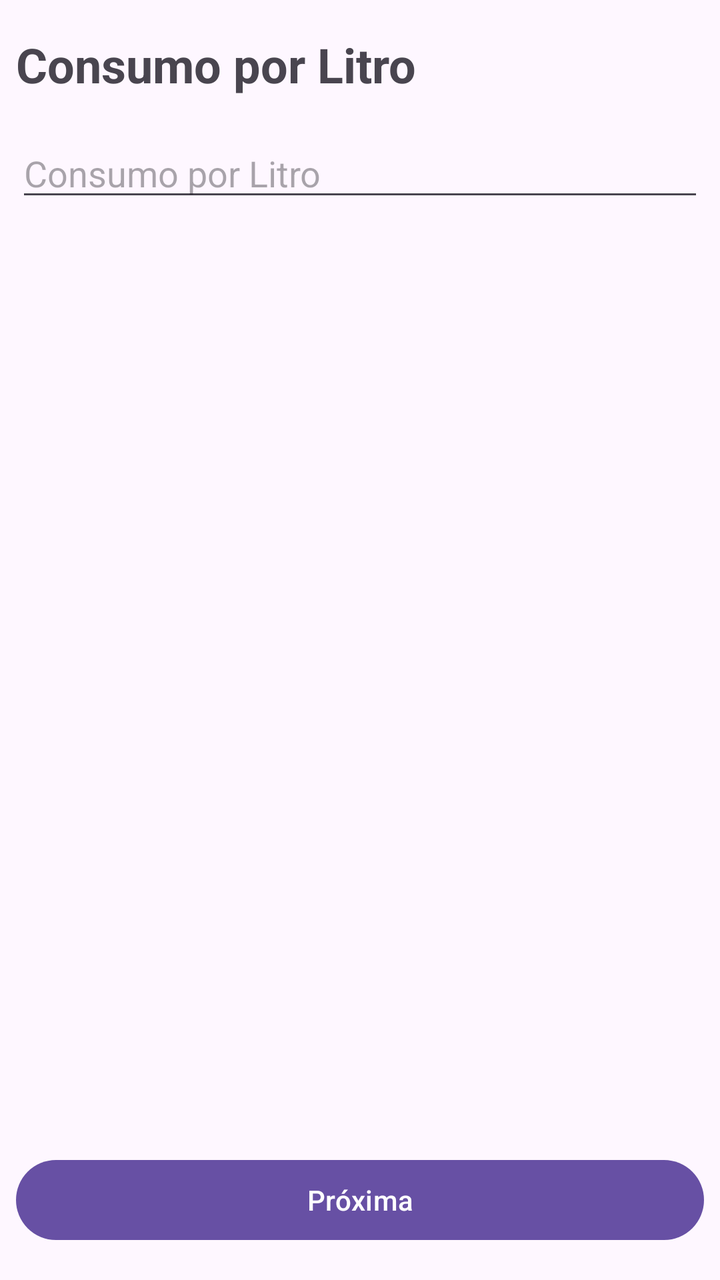
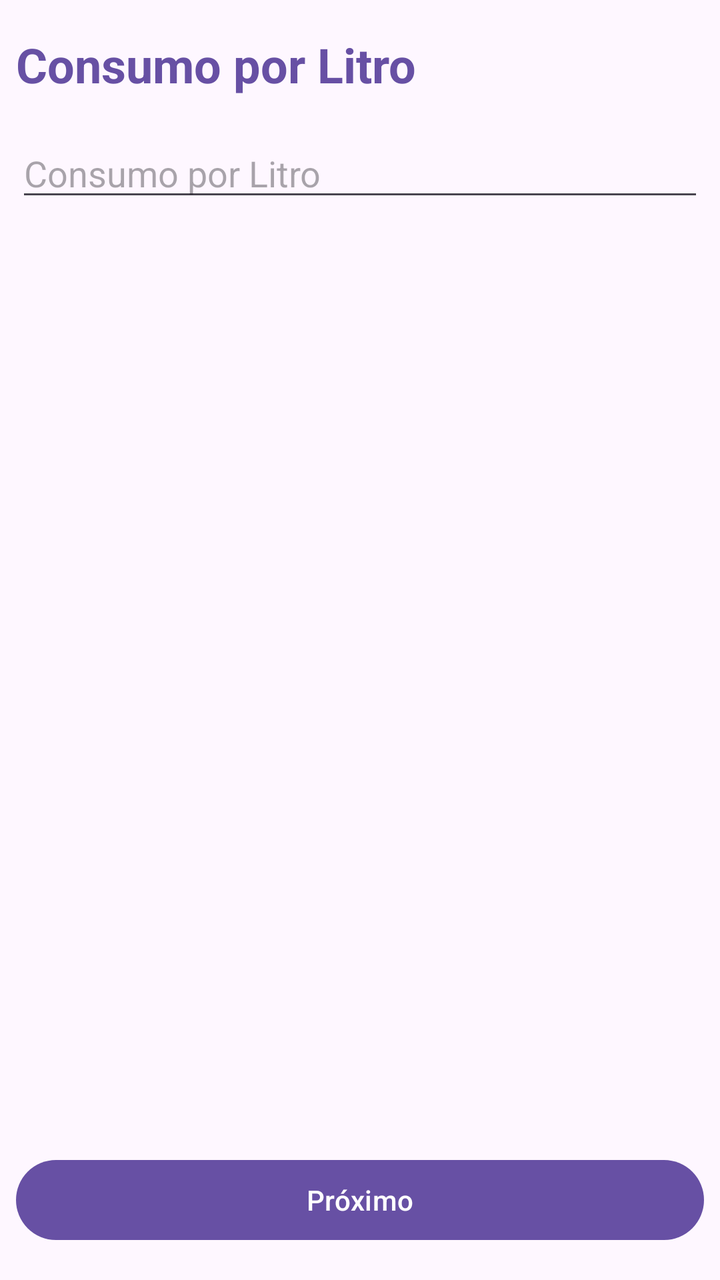

Compare the two renders of this Android layout. The source of the first and the diff that turns it into the second are given below.
<!-- AndroidManifest.xml: application theme Theme.FuelCalculator -->
<!-- res/layout/activity_consumo_por_litro.xml -->
<?xml version="1.0" encoding="utf-8"?>
<androidx.constraintlayout.widget.ConstraintLayout xmlns:android="http://schemas.android.com/apk/res/android"
    xmlns:app="http://schemas.android.com/apk/res-auto"
    xmlns:tools="http://schemas.android.com/tools"
    android:id="@+id/main"
    android:layout_width="match_parent"
    android:layout_height="match_parent"
    tools:context=".ConsumoPorLitroActivity">

    <EditText
        android:id="@+id/edtConsumoLitro"
        android:layout_width="0dp"
        android:layout_height="wrap_content"
        android:layout_marginStart="8dp"
        android:layout_marginTop="16dp"
        android:layout_marginEnd="8dp"
        android:ems="10"
        android:hint="Consumo por Litro"
        android:inputType="number"
        app:layout_constraintEnd_toEndOf="parent"
        app:layout_constraintHorizontal_bias="0.0"
        app:layout_constraintStart_toStartOf="parent"
        app:layout_constraintTop_toBottomOf="@+id/tvConsumoTitulo" />

    <Button
        android:id="@+id/btnConsumoLitroProximo"
        android:layout_width="0dp"
        android:layout_height="wrap_content"
        android:layout_marginStart="8dp"
        android:layout_marginEnd="8dp"
        android:layout_marginBottom="16dp"
        android:text="Próxima"
        app:layout_constraintBottom_toBottomOf="parent"
        app:layout_constraintEnd_toEndOf="parent"
        app:layout_constraintStart_toStartOf="parent" />

    <TextView
        android:id="@+id/tvConsumoTitulo"
        android:layout_width="wrap_content"
        android:layout_height="wrap_content"
        android:layout_marginStart="8dp"
        android:layout_marginTop="16dp"
        android:text="Consumo por Litro"
        android:textSize="24sp"
        android:textStyle="bold"
        app:layout_constraintStart_toStartOf="parent"
        app:layout_constraintTop_toTopOf="parent" />
</androidx.constraintlayout.widget.ConstraintLayout>
<!-- resources referenced by this layout -->
<resources>
  <style name="Theme.FuelCalculator" parent="Base.Theme.FuelCalculator" />
  <style name="Base.Theme.FuelCalculator" parent="Theme.Material3.DayNight.NoActionBar">
          
          
      </style>
</resources>

<!-- the commit's change to res/layout/activity_consumo_por_litro.xml (unified diff, before → after) -->
@@ -29,7 +29,7 @@
         android:layout_marginStart="8dp"
         android:layout_marginEnd="8dp"
         android:layout_marginBottom="16dp"
-        android:text="Próxima"
+        android:text="Próximo"
         app:layout_constraintBottom_toBottomOf="parent"
         app:layout_constraintEnd_toEndOf="parent"
         app:layout_constraintStart_toStartOf="parent" />
@@ -41,6 +41,7 @@
         android:layout_marginStart="8dp"
         android:layout_marginTop="16dp"
         android:text="Consumo por Litro"
+        android:textColor="#ff6750a4"
         android:textSize="24sp"
         android:textStyle="bold"
         app:layout_constraintStart_toStartOf="parent"
